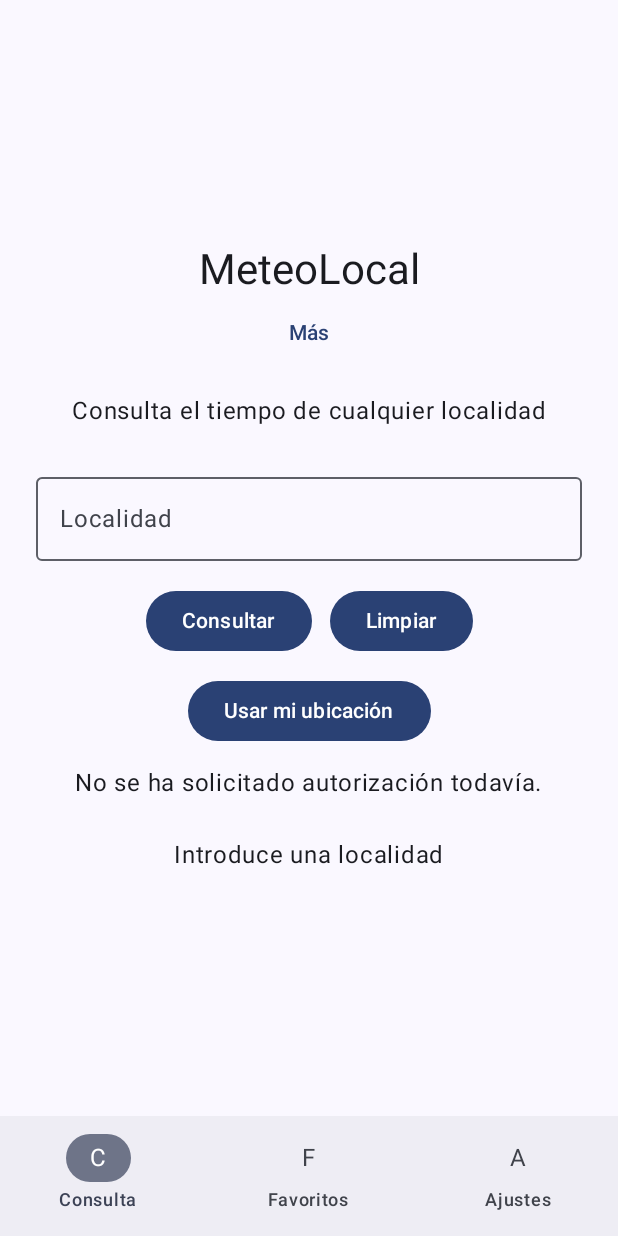
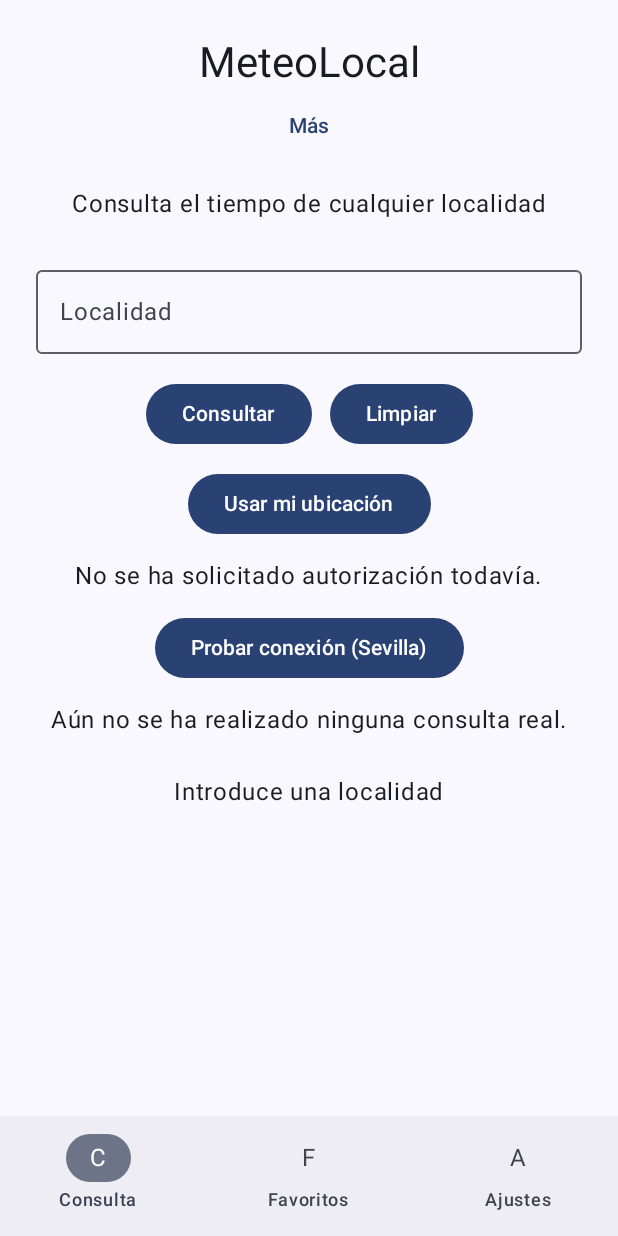
Before and after one commit to jabegar/MeteoLocal, an Android app built with Jetpack Compose: the screen it shows after launch (MainActivity), on a phone screen of 412 x 824 dp. Run offline under Robolectric (Android 15) with nearby library versions, the phone set to English and light mode, and no system bars.

Commit message:
Version 0.4

```diff
--- a/app/build.gradle.kts
+++ b/app/build.gradle.kts
@@ -11,7 +11,7 @@ android {
 
     defaultConfig {
         applicationId = "com.example.meteolocal"
-        minSdk = 23
+        minSdk = 24
         targetSdk = 37
         versionCode = 1
         versionName = "1.0"
@@ -45,6 +45,8 @@ dependencies {
     implementation(libs.androidx.core.ktx)
     implementation(libs.androidx.lifecycle.runtime.ktx)
     implementation(libs.androidx.navigation.compose)
+    implementation("com.squareup.retrofit2:retrofit:3.0.0")
+    implementation("com.squareup.retrofit2:converter-gson:3.0.0")
     testImplementation(libs.junit)
     androidTestImplementation(platform(libs.androidx.compose.bom))
     androidTestImplementation(libs.androidx.compose.ui.test.junit4)
--- a/app/src/main/AndroidManifest.xml
+++ b/app/src/main/AndroidManifest.xml
@@ -2,6 +2,8 @@
 <manifest xmlns:android="http://schemas.android.com/apk/res/android"
     xmlns:tools="http://schemas.android.com/tools">
     <uses-permission android:name="android.permission.ACCESS_COARSE_LOCATION" />
+    <uses-permission android:name="android.permission.INTERNET" />
+
     <application
         android:allowBackup="true"
         android:dataExtractionRules="@xml/data_extraction_rules"
--- a/app/src/main/java/com/example/meteolocal/ConsultaScreen.kt
+++ b/app/src/main/java/com/example/meteolocal/ConsultaScreen.kt
@@ -11,6 +11,8 @@ import androidx.compose.foundation.layout.fillMaxWidth
 import androidx.compose.foundation.layout.height
 import androidx.compose.foundation.layout.padding
 import androidx.compose.foundation.layout.width
+import androidx.compose.foundation.rememberScrollState
+import androidx.compose.foundation.verticalScroll
 import androidx.compose.material3.AlertDialog
 import androidx.compose.material3.Button
 import androidx.compose.material3.DropdownMenu
@@ -36,10 +38,9 @@ fun ConsultaScreen(
     onLocalidadChange: (String) -> Unit,
     onConsultar: () -> Unit,
     onSolicitarLimpiar: () -> Unit,
-    onUsarUbicacion: () -> Unit
-
-
-
+    onUsarUbicacion: () -> Unit,
+    resultadoRed: String,
+    onProbarConexion: () -> Unit
 
 ) {
     // Estados locales del menú "Más"
@@ -53,9 +54,10 @@ fun ConsultaScreen(
     Column(
         modifier = Modifier
             .fillMaxSize()
+            .verticalScroll(rememberScrollState())
             .padding(24.dp),
         horizontalAlignment = Alignment.CenterHorizontally,
-        verticalArrangement = Arrangement.Center
+        verticalArrangement = Arrangement.Top
     ) {
         // Título principal
         Text(
@@ -144,6 +146,13 @@ fun ConsultaScreen(
             text = mensajeUbicacion
         )
 
+        Spacer(modifier = Modifier.height(12.dp))
+        Button(onClick = onProbarConexion) {
+            Text("Probar conexión (Sevilla)")
+        }
+        Spacer(modifier = Modifier.height(12.dp))
+        Text(text = resultadoRed)
+
         Spacer(
             modifier = Modifier.height(24.dp)
         )
--- a/app/src/main/java/com/example/meteolocal/MainActivity.kt
+++ b/app/src/main/java/com/example/meteolocal/MainActivity.kt
@@ -19,6 +19,7 @@ import androidx.compose.runtime.Composable
 import androidx.compose.runtime.getValue
 import androidx.compose.runtime.mutableStateOf
 import androidx.compose.runtime.remember
+import androidx.compose.runtime.rememberCoroutineScope
 import androidx.compose.ui.Modifier
 import androidx.compose.ui.tooling.preview.Preview
 import com.example.meteolocal.ui.theme.MeteoLocalTheme
@@ -29,6 +30,8 @@ import androidx.navigation.compose.NavHost
 import androidx.navigation.compose.composable
 import androidx.navigation.compose.currentBackStackEntryAsState
 import androidx.navigation.compose.rememberNavController
+import com.example.meteolocal.network.OpenMeteoClient
+import kotlinx.coroutines.launch
 
 class MainActivity : ComponentActivity() {
     override fun onCreate(savedInstanceState: Bundle?) {
@@ -57,6 +60,28 @@ fun MeteoLocalApp() {
         mutableStateOf(
             "No se ha solicitado autorización todavía."
         )
+    }
+
+    var resultadoRed by remember {
+        mutableStateOf("Aún no se ha realizado ninguna consulta real.")
+    }
+    val scope = rememberCoroutineScope()
+
+    val onProbarConexion: () -> Unit = {
+        resultadoRed = "Consultando Open-Meteo..."
+        scope.launch {
+            try {
+                val respuesta = OpenMeteoClient.meteoApi
+                    .obtenerTiempoActual(
+                        latitud = 37.39,
+                        longitud = -5.99
+                    )
+                resultadoRed = "Temperatura actual en Sevilla: " +
+                        "${respuesta.current.temperature_2m} °C"
+            } catch (e: Exception) {
+                resultadoRed = "No se ha podido realizar la consulta."
+            }
+        }
     }
 
     val context =   LocalContext.current
@@ -158,7 +183,9 @@ fun MeteoLocalApp() {
                     onSolicitarLimpiar = {
                         mostrarDialogoLimpiar = true
                     },
-                    onUsarUbicacion = onUsarUbicacion
+                    onUsarUbicacion = onUsarUbicacion,
+                    resultadoRed = resultadoRed,
+                    onProbarConexion = onProbarConexion
                 )
             }
             composable("favoritos") {
```
Also changed, not shown: app/src/main/java/com/example/meteolocal/network/MeteoApi.kt (added, +13 -0 lines), app/src/main/java/com/example/meteolocal/network/ModelosMeteo.kt (added, +10 -0 lines), app/src/main/java/com/example/meteolocal/network/OpenMeteoClient.kt (added, +14 -0 lines).
